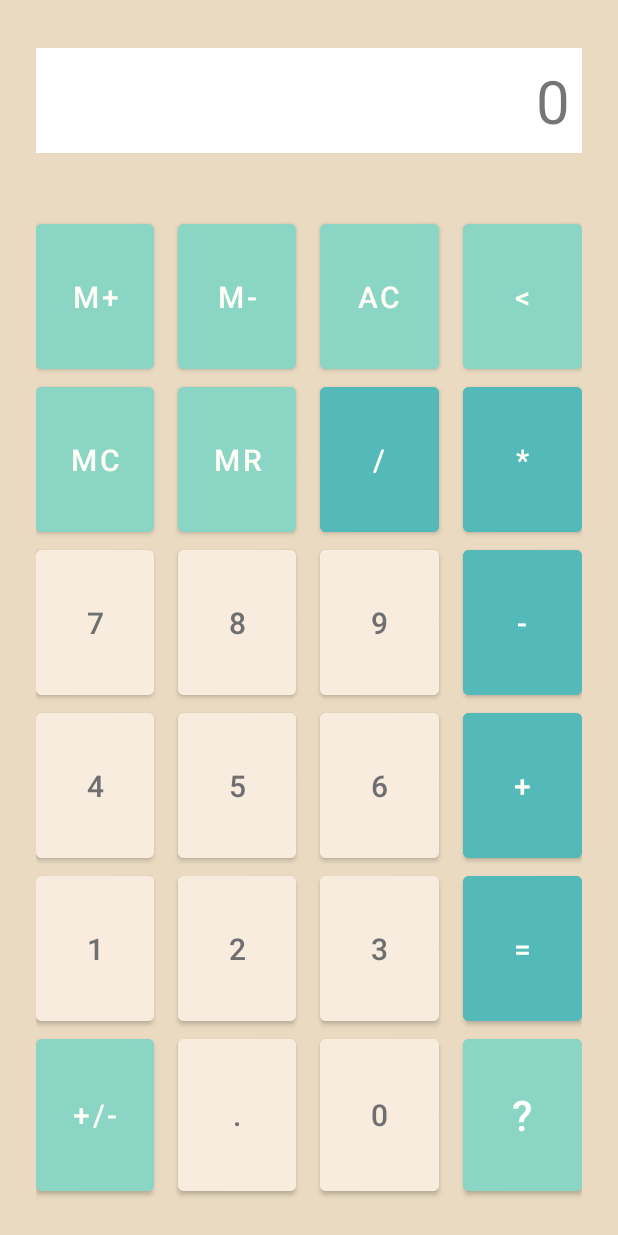
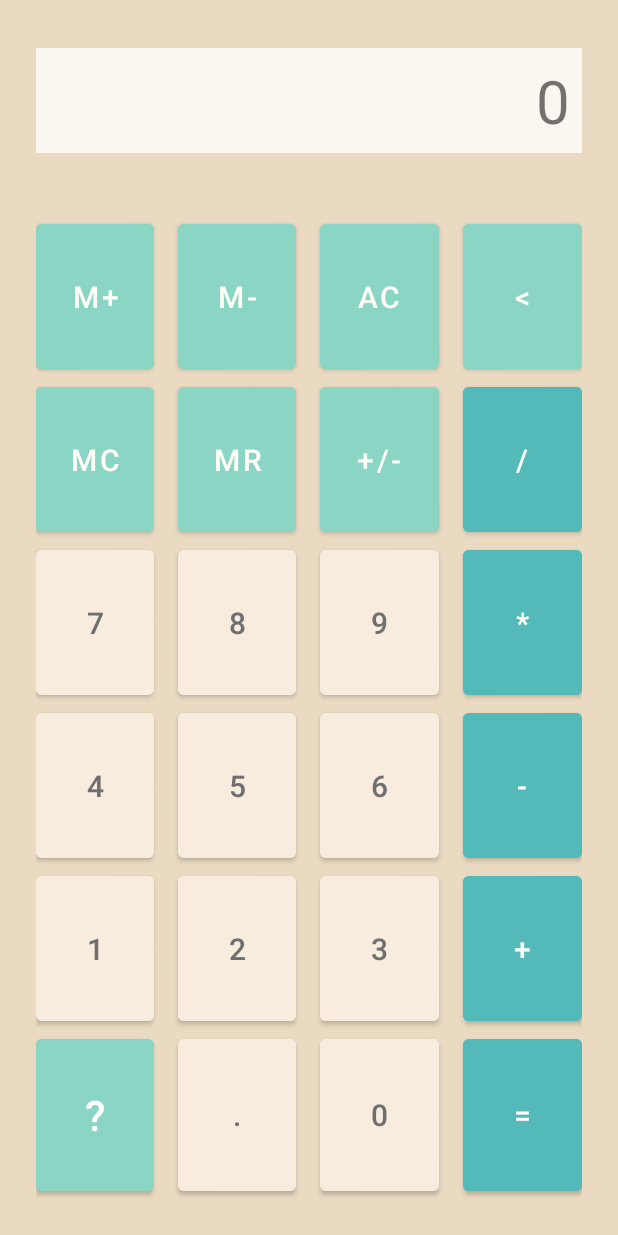
Before and after one commit to ashley-kuipers/Calculator, an Android app: the screen it shows after launch (MainActivity), after a tap on "START", on a phone screen of 412 x 824 dp. Run offline under Robolectric (Android 15) with nearby library versions, the phone set to English and light mode, and no system bars.

Commit message:
updated help mode, button layout, fixed CE & AC button issue

```diff
--- a/app/src/main/res/layout-land/activity_main.xml
+++ b/app/src/main/res/layout-land/activity_main.xml
@@ -13,7 +13,7 @@
     <FrameLayout
         android:id="@+id/layout_welcome"
         android:layout_width="match_parent"
-        android:layout_height="match_parent">
+        android:layout_height="wrap_content">
 
     </FrameLayout>
 
@@ -21,7 +21,7 @@
         android:id="@+id/t_calc"
         android:layout_width="match_parent"
         android:layout_height="wrap_content"
-        android:background="#FFFFFF"
+        android:background="@color/lightest"
         android:padding="4dp"
         android:text="@string/def"
         android:textAlignment="textEnd"
@@ -35,7 +35,7 @@
         android:paddingTop="4dp"
         android:paddingBottom="4dp"
         android:textAlignment="textEnd"
-        android:textSize="10dp" />
+        android:textSize="14sp" />
 
     <TableLayout
         android:id="@+id/calc_buttons"
@@ -332,17 +332,16 @@
                 android:textSize="20sp" />
 
             <Button
-                android:id="@+id/b_sign"
+                android:id="@+id/b_help"
                 android:layout_width="0dp"
                 android:layout_height="match_parent"
-                android:layout_marginLeft="8dp"
-                android:layout_marginRight="8dp"
+                android:layout_marginStart="8dp"
+                android:layout_marginEnd="8dp"
                 android:layout_weight="1"
                 android:backgroundTint="@color/medium"
                 android:insetTop="4dp"
                 android:insetBottom="4dp"
-                android:text="@string/sign"
-                android:textColor="@color/textlight"
+                android:text="@string/help"
                 android:textSize="20sp" />
 
             <Button
@@ -388,15 +387,16 @@
                 android:textSize="20sp" />
 
             <Button
-                android:id="@+id/b_help"
+                android:id="@+id/b_sign"
                 android:layout_width="0dp"
                 android:layout_height="match_parent"
-                android:layout_marginLeft="8dp"
+                android:layout_marginStart="8dp"
                 android:layout_weight="1"
                 android:backgroundTint="@color/medium"
                 android:insetTop="4dp"
                 android:insetBottom="4dp"
-                android:text="@string/help"
+                android:text="@string/sign"
+                android:textColor="@color/textlight"
                 android:textSize="20sp" />
 
         </TableRow>
--- a/app/src/main/res/layout/activity_main.xml
+++ b/app/src/main/res/layout/activity_main.xml
@@ -22,7 +22,7 @@
         android:layout_width="match_parent"
         android:layout_height="wrap_content"
         android:layout_marginTop="8dp"
-        android:background="#FFFFFF"
+        android:background="@color/lightest"
         android:padding="8dp"
         android:text="@string/def"
         android:textAlignment="textEnd"
@@ -136,25 +136,25 @@
                 android:textSize="20sp" />
 
             <Button
-                android:id="@+id/b_divide"
+                android:id="@+id/b_sign"
                 android:layout_width="0dp"
                 android:layout_height="match_parent"
                 android:layout_marginStart="8dp"
                 android:layout_marginEnd="8dp"
                 android:layout_weight="1"
-                android:backgroundTint="@color/dark"
-                android:text="@string/divide"
+                android:backgroundTint="@color/medium"
+                android:text="@string/sign"
                 android:textColor="@color/textlight"
                 android:textSize="20sp" />
 
             <Button
-                android:id="@+id/b_multiply"
+                android:id="@+id/b_divide"
                 android:layout_width="0dp"
                 android:layout_height="match_parent"
-                android:layout_marginLeft="8dp"
+                android:layout_marginStart="8dp"
                 android:layout_weight="1"
                 android:backgroundTint="@color/dark"
-                android:text="@string/multiply"
+                android:text="@string/divide"
                 android:textColor="@color/textlight"
                 android:textSize="20sp" />
 
@@ -202,13 +202,13 @@
                 android:textSize="20sp" />
 
             <Button
-                android:id="@+id/b_sub"
+                android:id="@+id/b_multiply"
                 android:layout_width="0dp"
                 android:layout_height="match_parent"
                 android:layout_marginLeft="8dp"
                 android:layout_weight="1"
                 android:backgroundTint="@color/dark"
-                android:text="@string/sub"
+                android:text="@string/multiply"
                 android:textColor="@color/textlight"
                 android:textSize="20sp" />
 
@@ -256,13 +256,13 @@
                 android:textSize="20sp" />
 
             <Button
-                android:id="@+id/b_add"
+                android:id="@+id/b_sub"
                 android:layout_width="0dp"
                 android:layout_height="match_parent"
                 android:layout_marginLeft="8dp"
                 android:layout_weight="1"
                 android:backgroundTint="@color/dark"
-                android:text="@string/add"
+                android:text="@string/sub"
                 android:textColor="@color/textlight"
                 android:textSize="20sp" />
 
@@ -310,13 +310,13 @@
                 android:textSize="20sp" />
 
             <Button
-                android:id="@+id/b_equal"
+                android:id="@+id/b_add"
                 android:layout_width="0dp"
                 android:layout_height="match_parent"
                 android:layout_marginLeft="8dp"
                 android:layout_weight="1"
                 android:backgroundTint="@color/dark"
-                android:text="@string/equal"
+                android:text="@string/add"
                 android:textColor="@color/textlight"
                 android:textSize="20sp" />
 
@@ -329,15 +329,16 @@
             android:layout_weight="1">
 
             <Button
-                android:id="@+id/b_sign"
+                android:id="@+id/b_help"
                 android:layout_width="0dp"
                 android:layout_height="match_parent"
                 android:layout_marginEnd="8dp"
                 android:layout_weight="1"
                 android:backgroundTint="@color/medium"
-                android:text="@string/sign"
-                android:textColor="@color/textlight"
-                android:textSize="20sp" />
+                android:paddingTop="0dp"
+                android:paddingBottom="0dp"
+                android:text="@string/help"
+                android:textSize="28sp" />
 
             <Button
                 android:id="@+id/b_decimal"
@@ -364,16 +365,16 @@
                 android:textSize="20sp" />
 
             <Button
-                android:id="@+id/b_help"
+                android:id="@+id/b_equal"
                 android:layout_width="0dp"
                 android:layout_height="match_parent"
-                android:layout_marginStart="8dp"
+                android:layout_marginLeft="8dp"
                 android:layout_weight="1"
-                android:backgroundTint="@color/medium"
-                android:paddingTop="0dp"
-                android:paddingBottom="0dp"
-                android:text="@string/help"
-                android:textSize="28sp" />
+                android:backgroundTint="@color/dark"
+                android:text="@string/equal"
+                android:textColor="@color/textlight"
+                android:textSize="20sp" />
+
         </TableRow>
 
     </TableLayout>
--- a/app/src/main/res/values/colors.xml
+++ b/app/src/main/res/values/colors.xml
@@ -14,4 +14,5 @@
     <color name="text">#706f6f</color>
     <color name="textlight">#FFFFF7</color>
     <color name="numbersview">#F8F3EC</color>
+    <color name="lightest">#faf6f0</color>
 </resources>
```
Also changed, not shown: app/src/main/java/com/example/calculatorapp2/MainActivity.java (+61 -35 lines).
